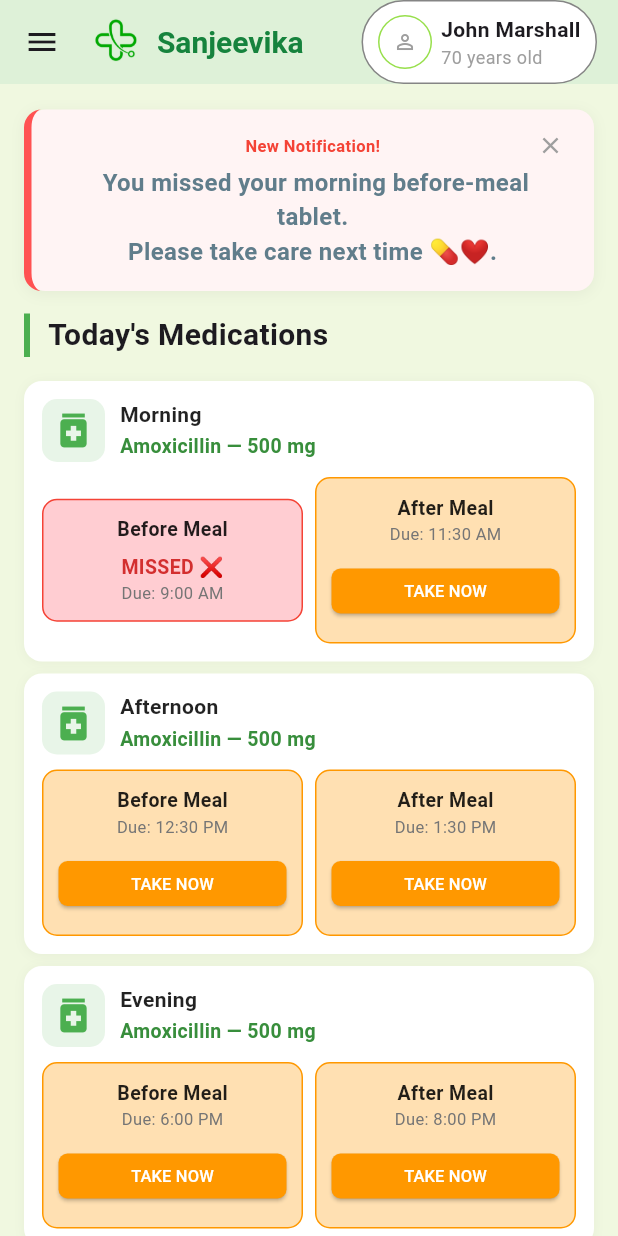
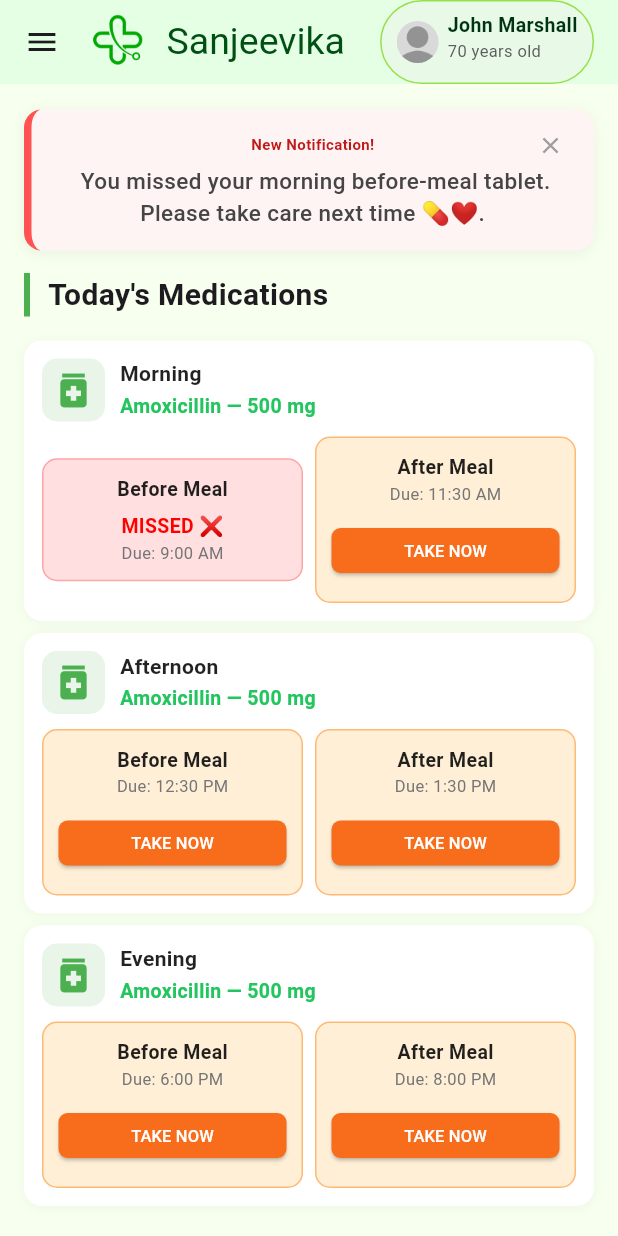
Before and after one commit to tanishqshrivas/gabru, a Flutter app: the HomePage screen opened by its route, on a phone screen of 412 x 824 dp. Run offline on Flutter 3.47's test engine with Material 3 defaults, Android fonts, the phone set to English and light mode, and no system bars; our stand-ins replace google_sign_in, image_picker.

Commit message:
color code the app

```diff
--- a/lib/home_page.dart
+++ b/lib/home_page.dart
@@ -9,7 +9,7 @@ class HomePage extends StatelessWidget {
   @override
   Widget build(BuildContext context) {
     return Scaffold(
-      backgroundColor: const Color(0xFFF0F8E0),
+      backgroundColor: const Color(0xFFF7FFEE),
       appBar: _buildAppBar(),
       drawer: const CustomSideBar(), // Using the custom sidebar
       body: SingleChildScrollView(
@@ -38,23 +38,24 @@ class HomePage extends StatelessWidget {
 
   PreferredSizeWidget _buildAppBar() {
     return AppBar(
-      automaticallyImplyLeading: true, // Shows hamburger menu button
-      backgroundColor: const Color(0xFFDEF1D8),
+      automaticallyImplyLeading: true,
+      backgroundColor: const Color(0xFFE5FFE5),
       elevation: 0,
-      titleSpacing: 0,
+      titleSpacing: -10, // no extra spacing before logo
       title: Row(
         children: [
+          const SizedBox(width: 4), // tighter spacing near the sidebar icon
           _buildAppBarLogo(),
-          const SizedBox(width: 6),
+          const SizedBox(width: 4),
           const Text(
             'Sanjeevika',
             style: TextStyle(
-              color: Color(0xFF16833D),
-              fontWeight: FontWeight.bold,
-              fontSize: 20,
+              color: Color(0xFF005014),
+              fontWeight: FontWeight.w400,
+              fontSize: 25,
             ),
           ),
-          const Spacer(), // Adds flexible space between title and user profile
+          const Spacer(),
         ],
       ),
       actions: [
@@ -64,10 +65,12 @@ class HomePage extends StatelessWidget {
     );
   }
 
+
   Widget _buildAppBarLogo() {
     return Image.asset(
       'assets/logo_image.png',
-      height: 45,
+      height: 54,
+      width: 57,
       errorBuilder: (context, error, stackTrace) {
         return Container(
           height: 45,
@@ -86,24 +89,54 @@ class HomePage extends StatelessWidget {
     );
   }
 
+
   Widget _buildUserProfile() {
     return Container(
-      margin: const EdgeInsets.only(right: 6),
-      padding: const EdgeInsets.symmetric(horizontal: 10, vertical: 4),
+      margin: const EdgeInsets.only(right: 8),
+      padding: const EdgeInsets.symmetric(horizontal: 10, vertical: 6), // more height
       decoration: BoxDecoration(
-        border: Border.all(color: const Color(0xFF858585), width: 1),
-        borderRadius: BorderRadius.circular(100),
-        color: Colors.white,
+        color: const Color(0xFFE8FAE7), // soft green
+        border: Border.all(color: const Color(0xFF97DF4B), width: 1),
+        borderRadius: BorderRadius.circular(50),
       ),
       child: Row(
+        crossAxisAlignment: CrossAxisAlignment.center,
         children: [
-          _buildUserAvatar(),
+          ClipOval(
+            child: Image.asset(
+              'assets/profile_image.png',
+              width: 28,
+              height: 28,
+              fit: BoxFit.cover,
+            ),
+          ),
           const SizedBox(width: 6),
-          _buildUserInfo(),
+          Column(
+            crossAxisAlignment: CrossAxisAlignment.start,
+            children: const [
+              Text(
+                'John Marshall',
+                style: TextStyle(
+                  fontWeight: FontWeight.w600,
+                  fontSize: 13,
+                  color: Color(0xFF003313),
+                ),
+              ),
+              Text(
+                '70 years old',
+                style: TextStyle(
+                  fontSize: 11,
+                  color: Color(0xFF5C5C5C),
+                ),
+              ),
+            ],
+          ),
         ],
       ),
     );
   }
+
+
 
   Widget _buildUserAvatar() {
     return Container(
@@ -118,7 +151,7 @@ class HomePage extends StatelessWidget {
         child: Icon(
           Icons.person_outline_outlined,
           color: Colors.grey,
-          size: 16,
+          size: 30,
         ),
       ),
     );
@@ -134,13 +167,14 @@ class HomePage extends StatelessWidget {
           style: TextStyle(
             fontWeight: FontWeight.bold,
             fontSize: 14,
+            color: Color(0xFF003313),
           ),
         ),
         Text(
           '70 years old',
           style: TextStyle(
             fontSize: 12,
-            color: Colors.grey,
+            color: Color(0xFF494949),
           ),
         ),
       ],
@@ -190,9 +224,9 @@ class HomePage extends StatelessWidget {
             child: Text(
               "New Notification!",
               style: TextStyle(
-                fontWeight: FontWeight.bold,
-                color: Colors.red,
-                fontSize: 11,
+                fontWeight: FontWeight.w600,
+                color: Color(0xFFBF1818),
+                fontSize: 10,
               ),
             ),
           ),
@@ -214,12 +248,12 @@ class HomePage extends StatelessWidget {
 
   Widget _buildNotificationMessage() {
     return const Text(
-      " You missed your morning before-meal tablet.\nPlease take care next time 💊❤️. ",
+    " You missed your morning before-meal tablet. Please take care next time 💊❤️. ",
       textAlign: TextAlign.center,
       style: TextStyle(
-        fontSize: 16,
-        fontWeight: FontWeight.w600,
-        color: Colors.blueGrey,
+        fontSize: 15,
+        fontWeight: FontWeight.w500,
+        color: Color(0xFF454545),
       ),
     );
   }
--- a/lib/home_page3.dart
+++ b/lib/home_page3.dart
@@ -278,7 +278,7 @@ class MedicationCard extends StatelessWidget {
             '$medicine — $dose',
             style: TextStyle(
               fontWeight: FontWeight.w600,
-              color: Colors.green.shade700,
+              color: Color(0xFF22C55E),
               fontSize: 13,
             ),
           ),
@@ -325,14 +325,14 @@ class MedicationCard extends StatelessWidget {
     Widget statusWidget;
 
     if (status.status == MedicationStatusType.pending && isTimePassed) {
-      backgroundColor = Colors.red.shade100;
-      borderColor = Colors.red;
-      statusWidget = _buildStatusText(title, 'MISSED ❌', Colors.red.shade700, scheduledTime);
+      backgroundColor = Color(0xFFFFDFDF);
+      borderColor = Color(0xFFFCA5A5);
+      statusWidget = _buildStatusText(title, 'MISSED ❌', Color(0xFFFF0000), scheduledTime);
     } else {
       switch (status.status) {
         case MedicationStatusType.pending:
-          backgroundColor = Colors.orange.shade100;
-          borderColor = Colors.orange;
+          backgroundColor = Color(0xFFFFEFD7);
+          borderColor = Color(0xFFFDBA74);
           statusWidget = Column(
             children: [
               Text(title, style: _titleStyle()),
@@ -340,7 +340,7 @@ class MedicationCard extends StatelessWidget {
               const SizedBox(height: 6),
               ElevatedButton(
                 style: ElevatedButton.styleFrom(
-                  backgroundColor: Colors.orange,
+                  backgroundColor: Color(0xFFF86D1C),
                   foregroundColor: Colors.white,
                   padding: const EdgeInsets.symmetric(vertical: 6),
                   shape: RoundedRectangleBorder(borderRadius: BorderRadius.circular(6)),
@@ -353,13 +353,13 @@ class MedicationCard extends StatelessWidget {
           );
           break;
         case MedicationStatusType.taken:
-          backgroundColor = Colors.green.shade100;
-          borderColor = Colors.green;
+          backgroundColor = Color(0xFFB7FF80);
+          borderColor = Color(0xFF86EFAC);
           statusWidget = Column(
             children: [
               Text(title, style: _titleStyle()),
               const SizedBox(height: 6),
-              Text('TAKEN ✅', style: TextStyle(fontWeight: FontWeight.bold, fontSize: 13, color: Colors.green.shade700)),
+              Text('TAKEN ✅', style: TextStyle(fontWeight: FontWeight.w500, fontSize: 13, color: Color(0xFF1C4600))),
               if (status.takenTime != null)
                 Text('at ${_formatTime(status.takenTime!)}', style: _timeStyle()),
             ],
--- a/pubspec.yaml
+++ b/pubspec.yaml
@@ -73,6 +73,7 @@ flutter:
     - assets/home_page_image.png
     - assets/doctor_image.jpeg
     - assets/logo_image.png
+    - assets/profile_image.png
 
   # An image asset can refer to one or more resolution-specific "variants", see
   # https://flutter.dev/to/resolution-aware-images
```
Also changed, not shown: lib/ai_page.dart (+100 -8 lines), lib/home_page2.dart (+5 -5 lines), assets/profile_image.png (added).
